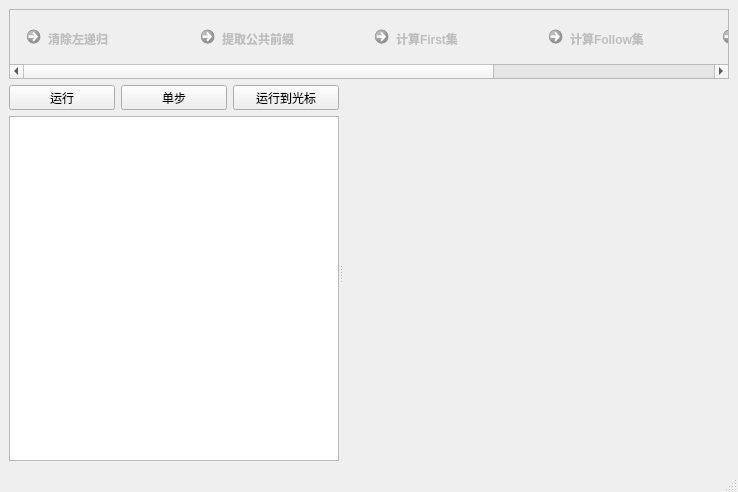
The window that cpp/main/src/demo_ll_window.ui (chushi0/graduation-project) describes before a commit, drawn with Qt 5.
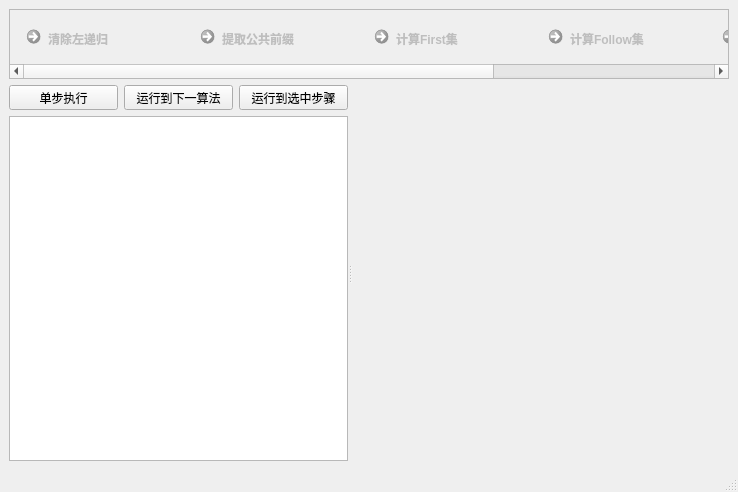
The same window after the commit. Custom widgets are drawn as their Qt base class.

```diff
--- a/cpp/main/src/demo_ll_window.ui
+++ b/cpp/main/src/demo_ll_window.ui
@@ -145,19 +145,6 @@
            </property>
            <item>
             <layout class="QHBoxLayout" name="horizontalLayout_2">
-             <item>
-              <widget class="QToolButton" name="runButton">
-               <property name="sizePolicy">
-                <sizepolicy hsizetype="Expanding" vsizetype="Fixed">
-                 <horstretch>0</horstretch>
-                 <verstretch>0</verstretch>
-                </sizepolicy>
-               </property>
-               <property name="text">
-                <string>运行</string>
-               </property>
-              </widget>
-             </item>
              <item>
               <widget class="QToolButton" name="stepButton">
                <property name="sizePolicy">
@@ -167,7 +154,20 @@
                 </sizepolicy>
                </property>
                <property name="text">
-                <string>单步</string>
+                <string>单步执行</string>
+               </property>
+              </widget>
+             </item>
+             <item>
+              <widget class="QToolButton" name="runButton">
+               <property name="sizePolicy">
+                <sizepolicy hsizetype="Expanding" vsizetype="Fixed">
+                 <horstretch>0</horstretch>
+                 <verstretch>0</verstretch>
+                </sizepolicy>
+               </property>
+               <property name="text">
+                <string>运行到下一算法</string>
                </property>
               </widget>
              </item>
@@ -180,7 +180,7 @@
                 </sizepolicy>
                </property>
                <property name="text">
-                <string>运行到光标</string>
+                <string>运行到选中步骤</string>
                </property>
               </widget>
              </item>
```
